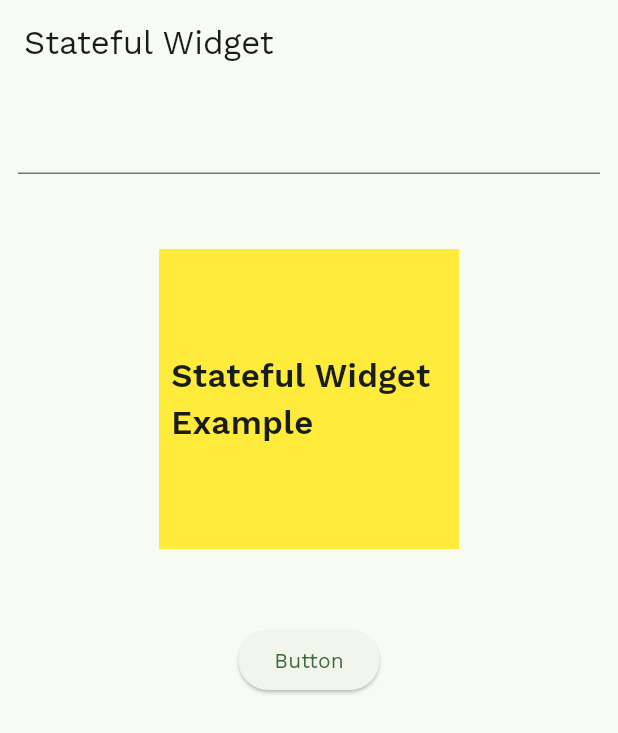
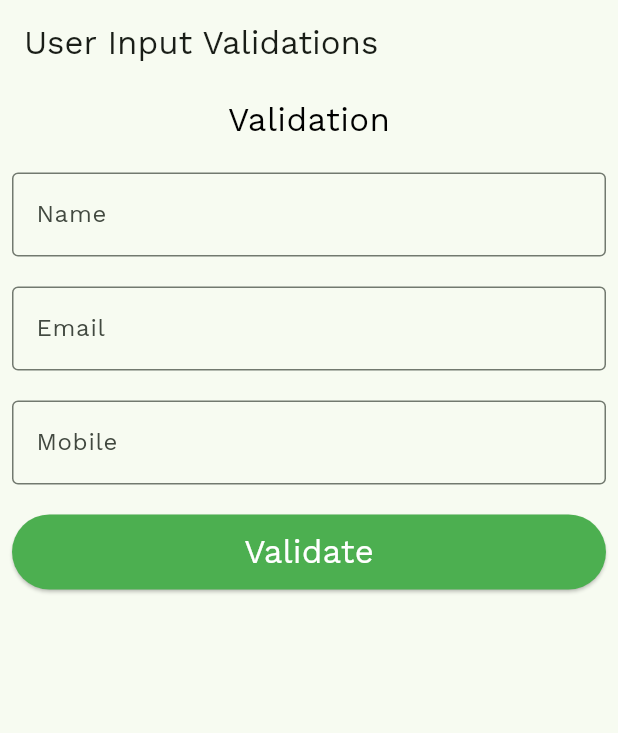
Before and after one commit to venkydevelop/Training_Class_Concepts, a Flutter app: the screen it shows after launch, on a phone screen of 412 x 824 dp. Shown: the top 733 px of the screen. Run offline on Flutter 3.47's test engine with Material 3 defaults, Android fonts, the phone set to English and light mode, and no system bars.

Commit message:
User Input Validation

```diff
--- a/lib/flutter/layout_example.dart
+++ b/lib/flutter/layout_example.dart
@@ -16,7 +16,7 @@ class LayoutExample extends StatelessWidget {
             mainAxisAlignment: MainAxisAlignment.start,
             crossAxisAlignment: CrossAxisAlignment.center,
             children: [
-              Text(
+              const Text(
                 "Login",
                 style: TextStyle(
                     fontSize: 30,
--- a/lib/flutter/stateful_widget_example.dart
+++ b/lib/flutter/stateful_widget_example.dart
@@ -8,7 +8,8 @@ class StatefulWidgetExample extends StatefulWidget {
 }
 
 class _StatefulWidgetExampleState extends State<StatefulWidgetExample> {
-  String userText = "Stateful Widget Example";
+  String userText =
+      "Stateful Widget Example";
   Color _containerColor = Colors.yellow;
   final nameTextController = TextEditingController();
 
@@ -29,8 +30,7 @@ class _StatefulWidgetExampleState extends State<StatefulWidgetExample> {
               ),
               const SizedBox(height: 50),
               Container(
-                width: 200,
-                height: 200,
+                height: 100,
                 color: _containerColor,
                 child: Center(
                   child: Padding(
@@ -52,7 +52,7 @@ class _StatefulWidgetExampleState extends State<StatefulWidgetExample> {
                       nameTextController.clear();
                     });
                   },
-                  child: Text("Button")),
+                  child: const Text("Button")),
             ],
           ),
         ),
--- /dev/null
+++ b/lib/flutter/user_input_validation.dart
@@ -0,0 +1,176 @@
+import 'package:flutter/material.dart';
+
+class UserInputValidation extends StatefulWidget {
+  const UserInputValidation({super.key});
+
+  @override
+  State<UserInputValidation> createState() => _UserInputValidationState();
+}
+
+class _UserInputValidationState extends State<UserInputValidation> {
+  final nameController = TextEditingController();
+  final emailController = TextEditingController();
+  final mobileController = TextEditingController();
+
+  String name = "";
+  String email = "";
+  String mobile = "";
+
+  String? validateName(String name) {
+    if (name.isEmpty) {
+      return "Name is empty";
+    } else if (name.length <= 3) {
+      return "Name should be greater than 3 letters";
+    }
+    return null;
+  }
+
+  String? validateMobile(String mobile) {
+    if (mobile.isEmpty) {
+      return "Please Enter Mobile NUmber";
+    } else if (mobile.length != 10) {
+      return "Please Enter Valid Mobile Number";
+    }
+    return null;
+  }
+
+  String? validateEmail(String email) {
+    final RegExp emailValid = RegExp(r'^[^@]+@[^@]+\.[^@]+');
+    if (email.isEmpty) {
+      return "Please Enter Email Address";
+    } else if (!emailValid.hasMatch(email)) {
+      return "Please Enter Valid Email";
+    }
+    return null;
+  }
+
+  @override
+  void dispose() {
+    nameController.dispose();
+    emailController.dispose();
+    mobileController.dispose();
+    super.dispose();
+  }
+
+  @override
+  Widget build(BuildContext context) {
+    return Scaffold(
+      appBar: AppBar(
+        title: const Text("User Input Validations"),
+      ),
+      body: Padding(
+        padding: const EdgeInsets.all(8.0),
+        child: Column(
+          crossAxisAlignment: CrossAxisAlignment.center,
+          children: [
+            const Text("Validation",
+                style: TextStyle(
+                    color: Colors.black,
+                    fontSize: 22,
+                    fontWeight: FontWeight.w500)),
+            const SizedBox(height: 20),
+            TextField(
+              controller: nameController,
+              decoration: const InputDecoration(
+                  hintText: "Name", border: OutlineInputBorder()),
+            ),
+            const SizedBox(height: 20),
+            TextField(
+              controller: emailController,
+              decoration: const InputDecoration(
+                  hintText: "Email", border: OutlineInputBorder()),
+            ),
+            const SizedBox(height: 20),
+            TextField(
+              controller: mobileController,
+              keyboardType: TextInputType.phone,
+              decoration: const InputDecoration(
+                  hintText: "Mobile", border: OutlineInputBorder()),
+            ),
+            const SizedBox(height: 20),
+            SizedBox(
+              width: double.infinity,
+              height: 50,
+              child: ElevatedButton(
+                  onPressed: validate,
+                  style:
+                      ElevatedButton.styleFrom(backgroundColor: Colors.green),
+                  child: const Text(
+                    "Validate",
+                    style: TextStyle(
+                        color: Colors.white,
+                        fontSize: 22,
+                        fontWeight: FontWeight.w500),
+                  )),
+            ),
+            const SizedBox(height: 20),
+            if (name.isNotEmpty && email.isNotEmpty && mobile.isNotEmpty)
+              Container(
+                width: double.infinity,
+                decoration: BoxDecoration(
+                    borderRadius: BorderRadius.circular(5),
+                    color: Colors.yellow),
+                child: Column(
+                  children: [
+                    Text(
+                      name,
+                      style: const TextStyle(
+                          color: Colors.black,
+                          fontSize: 16,
+                          fontWeight: FontWeight.w500),
+                    ),
+                    Text(
+                      email,
+                      style: const TextStyle(
+                          color: Colors.black,
+                          fontSize: 16,
+                          fontWeight: FontWeight.w500),
+                    ),
+                    Text(
+                      mobile,
+                      style: const TextStyle(
+                          color: Colors.black,
+                          fontSize: 16,
+                          fontWeight: FontWeight.w500),
+                    )
+                  ],
+                ),
+              )
+          ],
+        ),
+      ),
+    );
+  }
+
+  void validate() {
+    setState(() {
+      name = nameController.text;
+      email = emailController.text;
+      mobile = mobileController.text;
+
+      String? nameValidate = validateName(name);
+      String? emailValidate = validateEmail(email);
+      String? mobileValidate = validateMobile(mobile);
+
+      if (nameValidate != null) {
+        showSnackBar(nameValidate);
+      } else if (emailValidate != null) {
+        showSnackBar(emailValidate);
+      } else if (mobileValidate != null) {
+        showSnackBar(mobileValidate);
+      } else {
+        nameController.clear();
+        emailController.clear();
+        mobileController.clear();
+      }
+    });
+  }
+
+  void showSnackBar(String message) {
+    ScaffoldMessenger.of(context).showSnackBar(SnackBar(
+      content: Text(message),
+      duration: const Duration(seconds: 2),
+      backgroundColor: Colors.red,
+    ));
+  }
+}
--- a/lib/main.dart
+++ b/lib/main.dart
@@ -1,5 +1,5 @@
 import 'package:flutter/material.dart';
-import 'package:training_session/flutter/stateful_widget_example.dart';
+import 'package:training_session/flutter/user_input_validation.dart';
 
 void main() {
   runApp(const MyApp());
@@ -17,7 +17,7 @@ class MyApp extends StatelessWidget {
           colorScheme: ColorScheme.fromSeed(seedColor: Colors.green),
           useMaterial3: true,
           fontFamily: "WorkSans"),
-      home: const StatefulWidgetExample(),
+      home: const UserInputValidation(),
     );
   }
 }
```
